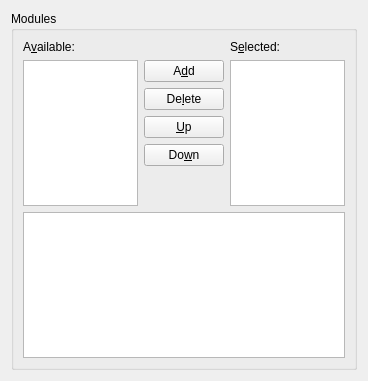
First picture: the form in src/frontends/qt4/ui/ModulesUi.ui, repository cburschka/lyx, before the edit.
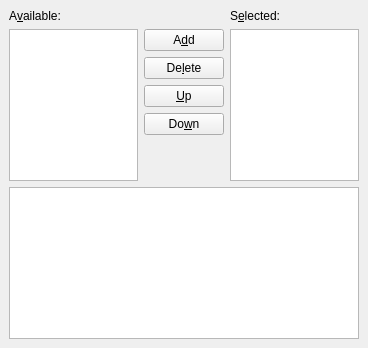
Second picture: the form after the edit.

Commit message: ModulesUI.ui: 	-remove unnecessary GoupBox.

Patch:
```diff
--- a/src/frontends/qt4/ui/ModulesUi.ui
+++ b/src/frontends/qt4/ui/ModulesUi.ui
@@ -6,18 +6,12 @@
     <x>0</x>
     <y>0</y>
     <width>368</width>
-    <height>381</height>
+    <height>348</height>
    </rect>
   </property>
   <property name="windowTitle" >
    <string/>
   </property>
-  <layout class="QGridLayout" name="gridLayout" >
-   <item row="0" column="0" >
-    <widget class="QGroupBox" name="modulesGB" >
-     <property name="title" >
-      <string>Modules</string>
-     </property>
      <layout class="QGridLayout" >
       <property name="margin" >
        <number>9</number>
@@ -25,65 +19,130 @@
       <property name="spacing" >
        <number>6</number>
       </property>
-      <item row="6" column="0" colspan="3" >
+   <item row="1" column="0" >
        <widget class="QTextBrowser" name="infoML" />
       </item>
-      <item row="5" column="1" >
+   <item row="2" column="0" >
        <spacer>
         <property name="orientation" >
          <enum>Qt::Vertical</enum>
         </property>
-        <property name="sizeHint" stdset="0" >
+     <property name="sizeHint" >
          <size>
-          <width>80</width>
-          <height>16</height>
+       <width>20</width>
+       <height>20</height>
          </size>
         </property>
        </spacer>
       </item>
-      <item row="4" column="1" >
-       <widget class="QPushButton" name="downPB" >
-        <property name="text" >
-         <string>Do&amp;wn</string>
-        </property>
-       </widget>
-      </item>
-      <item row="3" column="1" >
-       <widget class="QPushButton" name="upPB" >
-        <property name="text" >
-         <string>&amp;Up</string>
-        </property>
-       </widget>
-      </item>
-      <item row="2" column="1" >
-       <widget class="QPushButton" name="deletePB" >
+   <item row="0" column="0" >
+    <layout class="QHBoxLayout" >
+     <property name="margin" >
+      <number>0</number>
+     </property>
+     <property name="spacing" >
+      <number>6</number>
+     </property>
+     <item>
+      <layout class="QVBoxLayout" >
+       <property name="margin" >
+        <number>0</number>
+       </property>
+       <property name="spacing" >
+        <number>6</number>
+       </property>
+       <item>
+        <widget class="QLabel" name="availmodL" >
         <property name="text" >
-         <string>De&amp;lete</string>
-        </property>
-       </widget>
-      </item>
-      <item rowspan="5" row="1" column="2" >
-       <widget class="QListView" name="selectedLV" >
+          <string>A&amp;vailable:</string>
+         </property>
+         <property name="buddy" >
+          <cstring>availableLV</cstring>
+         </property>
+        </widget>
+       </item>
+       <item>
+        <widget class="QListView" name="availableLV" >
         <property name="editTriggers" >
          <set>QAbstractItemView::NoEditTriggers</set>
         </property>
        </widget>
       </item>
-      <item row="1" column="1" >
+      </layout>
+     </item>
+     <item>
+      <layout class="QVBoxLayout" >
+       <property name="margin" >
+        <number>0</number>
+       </property>
+       <property name="spacing" >
+        <number>6</number>
+       </property>
+       <item>
+        <spacer>
+         <property name="orientation" >
+          <enum>Qt::Horizontal</enum>
+         </property>
+         <property name="sizeHint" >
+          <size>
+           <width>51</width>
+           <height>20</height>
+          </size>
+         </property>
+        </spacer>
+       </item>
+       <item>
        <widget class="QPushButton" name="addPB" >
         <property name="text" >
          <string>A&amp;dd</string>
         </property>
        </widget>
       </item>
-      <item rowspan="5" row="1" column="0" >
-       <widget class="QListView" name="availableLV" >
-        <property name="editTriggers" >
-         <set>QAbstractItemView::NoEditTriggers</set>
+       <item>
+        <widget class="QPushButton" name="deletePB" >
+         <property name="text" >
+          <string>De&amp;lete</string>
         </property>
        </widget>
       </item>
-      <item row="0" column="2" >
+       <item>
+        <widget class="QPushButton" name="upPB" >
+         <property name="text" >
+          <string>&amp;Up</string>
+         </property>
+        </widget>
+       </item>
+       <item>
+        <widget class="QPushButton" name="downPB" >
+         <property name="text" >
+          <string>Do&amp;wn</string>
+         </property>
+        </widget>
+       </item>
+       <item>
+        <spacer>
+         <property name="orientation" >
+          <enum>Qt::Vertical</enum>
+         </property>
+         <property name="sizeHint" >
+          <size>
+           <width>60</width>
+           <height>16</height>
+          </size>
+         </property>
+        </spacer>
+       </item>
+      </layout>
+     </item>
+     <item>
+      <layout class="QVBoxLayout" >
+       <property name="margin" >
+        <number>0</number>
+       </property>
+       <property name="spacing" >
+        <number>6</number>
+       </property>
+       <item>
        <widget class="QLabel" name="selmodL" >
         <property name="text" >
          <string>S&amp;elected:</string>
@@ -93,18 +152,16 @@
         </property>
        </widget>
       </item>
-      <item row="0" column="0" >
-       <widget class="QLabel" name="availmodL" >
-        <property name="text" >
-         <string>A&amp;vailable:</string>
-        </property>
-        <property name="buddy" >
-         <cstring>availableLV</cstring>
-        </property>
+       <item>
+        <widget class="QListView" name="selectedLV" >
+         <property name="editTriggers" >
+          <set>QAbstractItemView::NoEditTriggers</set>
+         </property>
        </widget>
       </item>
      </layout>
-    </widget>
+     </item>
+    </layout>
    </item>
   </layout>
  </widget>
```
Lines whose indentation alone changed are shown as unchanged.
